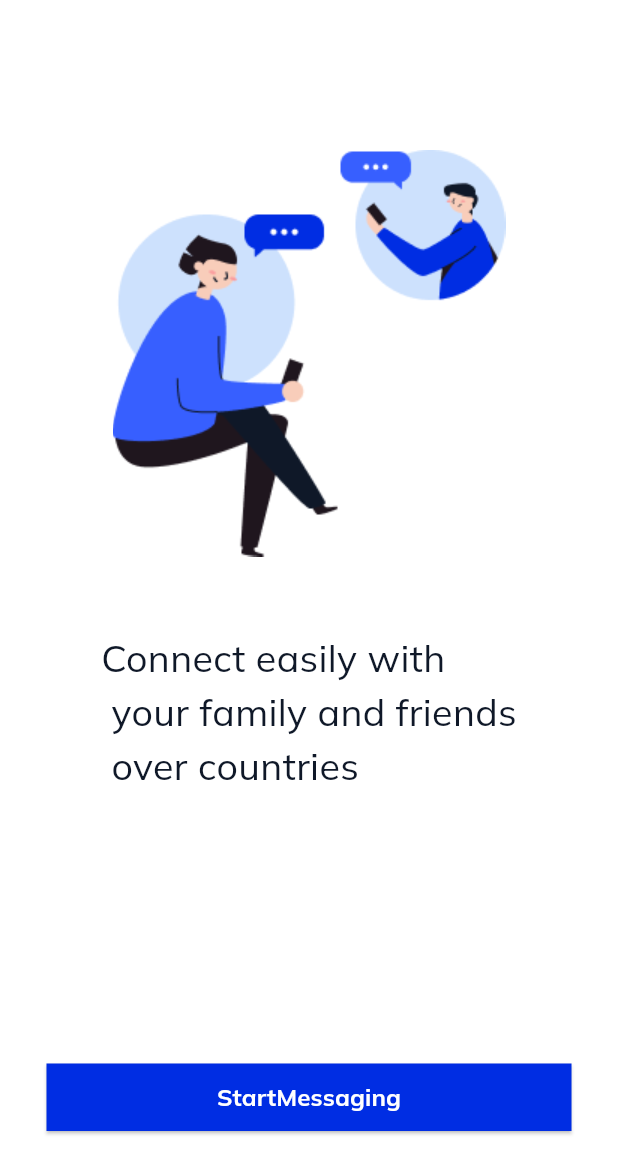
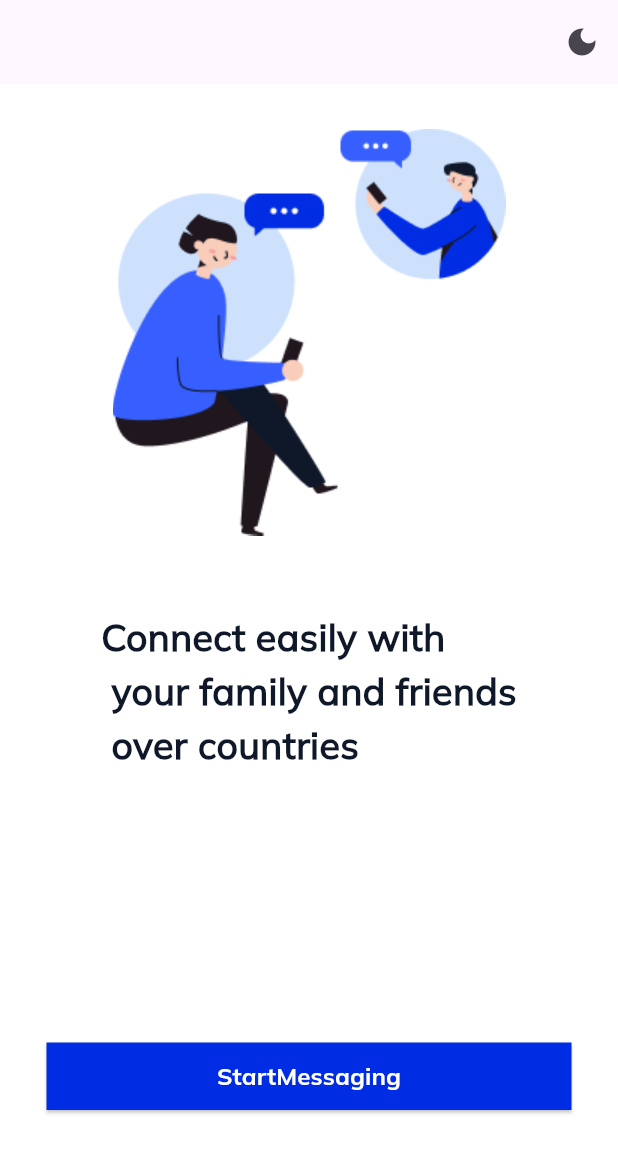
Before and after one commit to nithish25kumar/messenger-app, a Flutter app: the screen it shows after launch, on a phone screen of 412 x 824 dp. Shown: the top 1174 px of the screen. Run offline on Flutter 3.47's test engine with Material 3 defaults, Android fonts, the phone set to English and light mode, and no system bars; our stand-ins replace flutter_bloc.

Commit message:
onboardingscreen  updated

```diff
--- a/lib/repositary/screens/onboard/onboardingscreen.dart
+++ b/lib/repositary/screens/onboard/onboardingscreen.dart
@@ -1,4 +1,6 @@
 import 'package:flutter/material.dart';
+import 'package:flutter_bloc/flutter_bloc.dart';
+import 'package:messenger_app/domain/constants/cubits/themecubit.dart';
 import 'package:messenger_app/repositary/screens/widgets/Uihelper.dart';
 
 class Onboardingscreen extends StatelessWidget {
@@ -7,10 +9,19 @@ class Onboardingscreen extends StatelessWidget {
   @override
   Widget build(BuildContext context) {
     return Scaffold(
-      backgroundColor: Colors.white,
+      appBar: AppBar(
+        elevation: 0,
+        actions: [
+          IconButton(
+              onPressed: () {
+                BlocProvider.of<Themecubit>(context).toggleTheme();
+              },
+              icon: Icon(Icons.dark_mode))
+        ],
+      ),
       body: Center(
         child: Padding(
-          padding: const EdgeInsets.only(top: 100),
+          padding: const EdgeInsets.only(top: 30),
           child: Column(
             children: [
               Uihelper.CustomImage(
@@ -23,6 +34,7 @@ class Onboardingscreen extends StatelessWidget {
                   text:
                       "Connect easily with \n your family and friends\n over countries",
                   fontsize: 25,
+                  fontweight: FontWeight.bold,
                   context: context),
               SizedBox(
                 height: 180,
```
